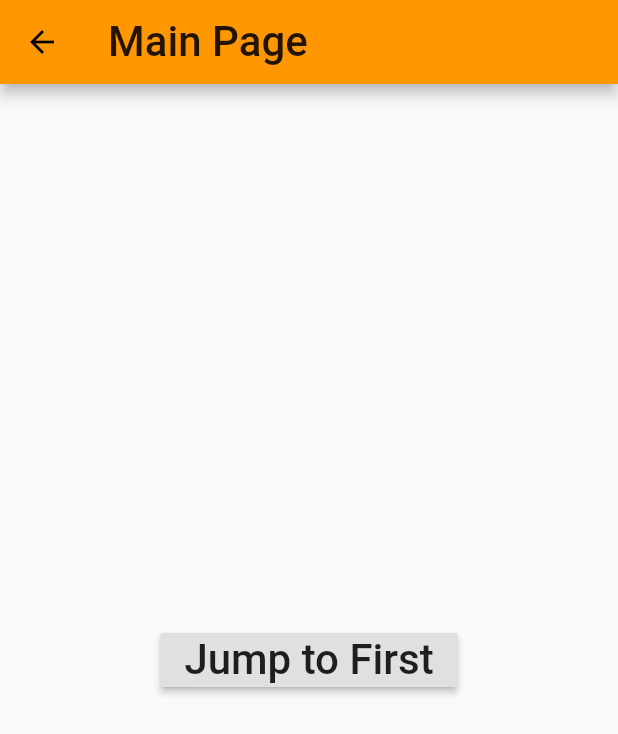
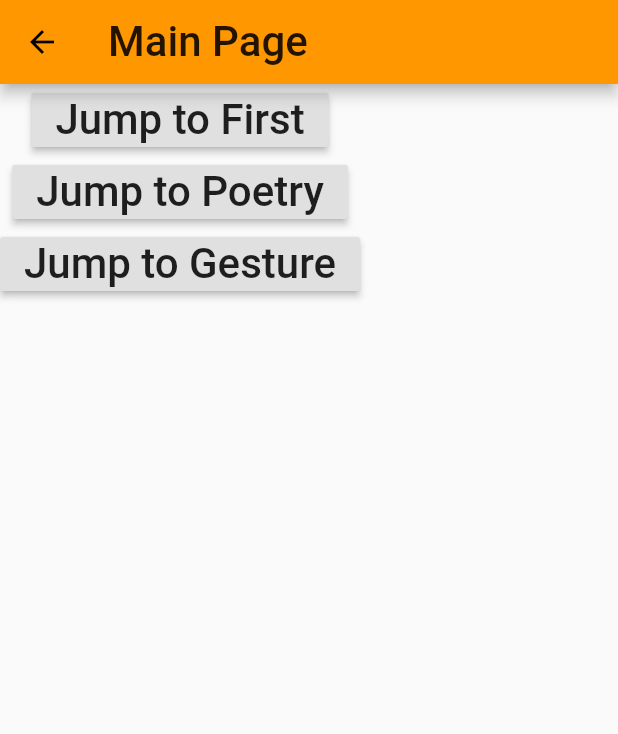
Before and after one commit to iwufan/flutter_demos, a Flutter app: the MyHomePage screen opened by its route, on a phone screen of 412 x 824 dp. Shown: the top 734 px of the screen. Run offline on Flutter 3.47's test engine with Material 2 defaults, Android fonts, the phone set to English and light mode, and no system bars; our stand-ins replace dio, string_validator.

```diff
--- a/flutter_basic/lib/main.dart
+++ b/flutter_basic/lib/main.dart
@@ -7,6 +7,7 @@ import 'pages/poetry_list_page.dart';
 import 'pages/login.dart';
 import 'pages/Route.dart';
 import 'pages/Scenery.dart';
+import 'pages/dismisible.dart';
 
 void main() => runApp(MyApp());
 
@@ -15,7 +16,7 @@ class MyApp extends StatelessWidget {
   Widget build(BuildContext context) {
     // TODO: implement build
     return MaterialApp(
-      home: SceneryPage(),
+      home: MyHomePage(),
       title: 'Examples',
       theme: ThemeData(
         primarySwatch: Colors.orange,
@@ -24,6 +25,8 @@ class MyApp extends StatelessWidget {
         '/first': (BuildContext context) => FirstPage(),
         'second': (BuildContext context) => SecondPage(),
         '/home': (BuildContext context) => MyHomePage(),
+        '/poetry': (BuildContext context) => PoetryListPage(),
+        '/gesture': (BuildContext context) => GesturePage()
       },
 //      initialRoute: '/first',
     );
--- a/flutter_basic/lib/pages/Route.dart
+++ b/flutter_basic/lib/pages/Route.dart
@@ -18,8 +18,9 @@ class _MyHomePageState extends State<MyHomePage> {
           style: TextStyle(fontSize: 28.0),
         ),
       ),
-      body: Center(
-        child: RaisedButton(
+      body: Column(
+        children: <Widget>[
+          RaisedButton(
             onPressed: (){
               Navigator.pushNamed(context, '/first');
             },
@@ -28,6 +29,25 @@ class _MyHomePageState extends State<MyHomePage> {
               style: TextStyle(fontSize: 28.0),
             ),
           ),
+          RaisedButton(
+            onPressed: (){
+              Navigator.pushNamed(context, '/poetry');
+            },
+            child: Text(
+              'Jump to Poetry',
+              style: TextStyle(fontSize: 28.0),
+            ),
+          ),
+          RaisedButton(
+            onPressed: (){
+              Navigator.pushNamed(context, '/gesture');
+            },
+            child: Text(
+              'Jump to Gesture',
+              style: TextStyle(fontSize: 28.0),
+            ),
+          ),
+        ],
       ),
     );
   }
```
Also changed, not shown: flutter_basic/lib/pages/dismisible.dart (added, +31 -0 lines), flutter_basic/lib/pages/poetry_list_page.dart (+11 -5 lines). Lines whose indentation alone changed are shown as unchanged.
